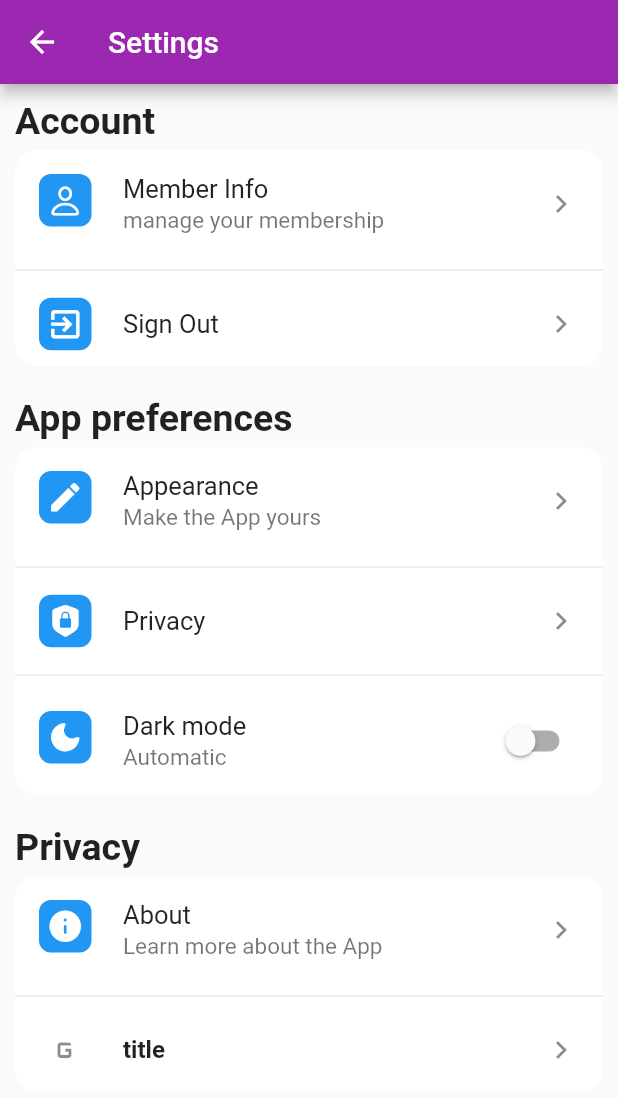
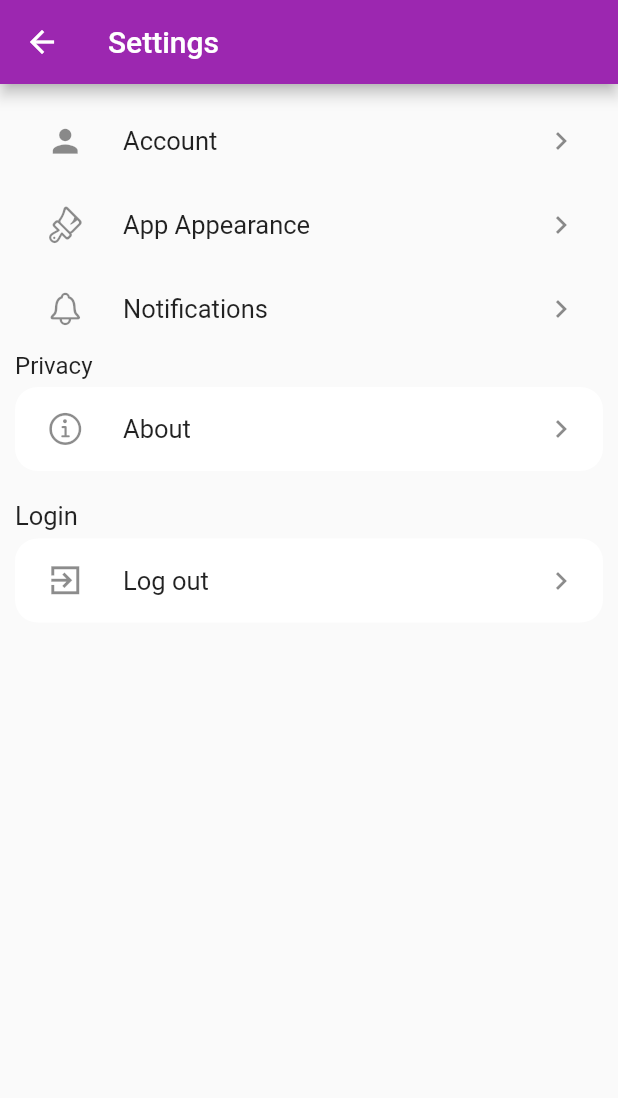
Before and after one commit to AltTheo/UOP_sports_V2.0, a Flutter app: the Settings screen opened directly, on a phone screen of 412 x 824 dp. Shown: the top 1098 px of the screen. Run offline on Flutter 3.47's test engine with Material 2 defaults, Android fonts, the phone set to English and light mode, and no system bars; drawn by our look-alikes of babstrap_settings_screen; our stand-ins replace firebase_auth, firebase_core; missing offline and left inert: booking_calendar, navbar_router, splash_view; accounts and stored records are empty.

Commit message:
fixed settings screen and activity screen,, removed splash screen

```diff
--- a/lib/screens/Activity.dart
+++ b/lib/screens/Activity.dart
@@ -1,13 +1,13 @@
 import 'package:flutter/material.dart';
 
 class Activity extends StatelessWidget {
+  static const String route = '/';
   const Activity({super.key});
 
   @override
   Widget build(BuildContext context) {
     return Scaffold(
         appBar: AppBar(
-          centerTitle: true,
           title: const Text('Activity'),
           backgroundColor: Colors.purple,
         ),
--- a/lib/screens/BookingScreen.dart
+++ b/lib/screens/BookingScreen.dart
@@ -110,12 +110,12 @@ class BookingScreenState extends State<BookingScreen> {
             itemBuilder: (BuildContext context, int index) {
               return GestureDetector(
                 onTap: () {
-                  NavbarNotifier.hideBottomNavBar = false;
                   navigate(
                     context,
                     BookingCalendarView.route,
                     isRootNavigator: false,
-                  ); // call click event
+                  ); //call click event
+                  NavbarNotifier.hideBottomNavBar = false;
                 },
                 child: Card(
                   color: Colors.purple,
--- a/lib/screens/SettingsScreen.dart
+++ b/lib/screens/SettingsScreen.dart
@@ -4,6 +4,7 @@ import 'package:flutter/material.dart';
 import 'package:flutter/rendering.dart';
 import 'package:navbar_router/navbar_router.dart';
 import 'package:sport_test/src/login.dart';
+import 'package:url_launcher/url_launcher.dart';
 
 class Settings extends StatefulWidget {
   static const String route = '/';
@@ -103,18 +104,11 @@ class _SettingsState extends State<Settings> {
       body: Padding(
         padding: const EdgeInsets.all(10),
         child: ListView(
-          controller:_scrollController,
+          controller: _scrollController,
           children: [
             // You can add a settings title
-            SettingsGroup(
-              settingsGroupTitle: "Account",
-              items: [
             SettingsItem(
-                  icons: CupertinoIcons.person,
-                  iconStyle: IconStyle(
-                      // backgroundColor: Colors.purple,
-                      withBackground: true,
-                      iconsColor: Colors.white),
+              icons: Icons.person_sharp,
               onTap: () {
                 NavbarNotifier.hideBottomNavBar = false;
                 navigate(
@@ -123,92 +117,58 @@ class _SettingsState extends State<Settings> {
                   isRootNavigator: false,
                 );
               },
-                  title: 'Member Info',
+              title: 'Account',
               titleStyle: const TextStyle(fontSize: 17),
-                  subtitle: 'manage your membership',
-                  subtitleStyle: const TextStyle(fontSize: 15),
             ),
             SettingsItem(
+              onTap: () {},
+              icons: CupertinoIcons.paintbrush,
+              title: 'App Appearance',
+              titleStyle: const TextStyle(fontSize: 17),
+            ),
+            SettingsItem(
+                icons: CupertinoIcons.bell,
+                title: 'Notifications',
+                titleStyle: const TextStyle(fontSize: 17),
+                onTap: () {}),
+            SettingsGroup(
+              settingsGroupTitle: 'Privacy',
+              settingsGroupTitleStyle: const TextStyle(fontSize: 16),
+              items: [
+                SettingsItem(
                   onTap: () {
-                    _showAction(context);
+                    NavbarNotifier.hideBottomNavBar = false;
+                    navigate(
+                      context,
+                      About.route,
+                      isRootNavigator: false,
+                    );
                   },
-                  icons: Icons.exit_to_app_outlined,
-                  iconStyle: IconStyle(
-                      // backgroundColor: Colors.purple,
-                      withBackground: true,
-                      iconsColor: Colors.white),
-                  title: "Sign Out",
+                  icons: CupertinoIcons.info,
+                  title: 'About',
                   titleStyle: const TextStyle(fontSize: 17),
                 ),
               ],
             ),
             SettingsGroup(
-              settingsGroupTitle: 'App preferences',
+                settingsGroupTitle: 'Login',
+                settingsGroupTitleStyle: const TextStyle(fontSize: 17),
                 items: [
                   SettingsItem(
-                  onTap: () {},
-                  icons: Icons.edit,
-                  iconStyle: IconStyle(
-                    iconsColor: Colors.white,
-                    withBackground: true,
-                    // backgroundColor: Colors.purple
-                  ),
-                  title: 'Appearance',
+                    icons: Icons.exit_to_app_sharp,
+                    onTap: () {
+                      NavbarNotifier.hideBottomNavBar = false;
+                      navigate(
+                        context,
+                        LoginScreen.route,
+                        isRootNavigator: false,
+                      );
+                    },
+                    title: 'Log out',
                     titleStyle: const TextStyle(fontSize: 17),
-                  subtitle: "Make the App yours",
                     subtitleStyle: const TextStyle(fontSize: 15),
                   ),
-                SettingsItem(
-                  onTap: () {},
-                  icons: CupertinoIcons.lock_shield_fill,
-                  iconStyle: IconStyle(
-                    iconsColor: Colors.white,
-                    withBackground: true,
-                    // backgroundColor: Colors.purple,
-                  ),
-                  title: 'Privacy',
-                  titleStyle: const TextStyle(fontSize: 17),
-                ),
-                SettingsItem(
-                  onTap: () {},
-                  icons: Icons.dark_mode_rounded,
-                  iconStyle: IconStyle(
-                    iconsColor: Colors.white,
-                    withBackground: true,
-                    // backgroundColor: Colors.purple,
-                  ),
-                  title: 'Dark mode',
-                  titleStyle: const TextStyle(fontSize: 17),
-                  subtitle: "Automatic",
-                  subtitleStyle: const TextStyle(fontSize: 15),
-                  trailing: Switch.adaptive(
-                    value: false,
-                    onChanged: (value) {
-                      setState() {
-                        isSwitched = value;
-                      }
-                    },
-                  ),
-                ),
-              ],
-            ),
-            SettingsGroup(
-              settingsGroupTitle: 'Privacy',
-              items: [
-                SettingsItem(
-                  onTap: () {},
-                  icons: Icons.info_rounded,
-                  iconStyle: IconStyle(
-                      // backgroundColor: Colors.purple,
-                      ),
-                  title: 'About',
-                  titleStyle: const TextStyle(fontSize: 17),
-                  subtitle: "Learn more about the App",
-                  subtitleStyle: const TextStyle(fontSize: 15),
-                ),
-                SettingsItem(icons: Icons.g_mobiledata, title: 'title', onTap: (){}),
-              ],
-            ),
+                ])
           ],
         ),
       ),
@@ -216,6 +176,7 @@ class _SettingsState extends State<Settings> {
   }
 }
 
+//action button class
 @immutable
 class ActionButton extends StatelessWidget {
   const ActionButton({
@@ -244,18 +205,73 @@ class ActionButton extends StatelessWidget {
   }
 }
 
+//Class for Accounts
 class Info extends StatelessWidget {
   static const String route = '/Settings/Info';
   const Info({super.key});
-
   @override
   Widget build(BuildContext context) {
     return Scaffold(
         appBar: AppBar(
-        title: const Text('User Profile'),
+          title: const Text('Account'),
           backgroundColor: Colors.purple,
-        centerTitle: true,
         ),
-    );
+        body: Padding(
+            padding: const EdgeInsets.all(10),
+            child: ListView(
+              children: [
+                SettingsItem(
+                  icons: CupertinoIcons.person_2,
+                  title: 'Member Info',
+                  titleStyle: const TextStyle(fontSize: 17),
+                  onTap: () {},
+                ),
+                SettingsItem(
+                    icons: CupertinoIcons.nosign,
+                    title: 'Cancel Membership',
+                    titleStyle: const TextStyle(fontSize: 17),
+                    onTap: () {})
+              ],
+            )));
   }
 }
+
+//Class for Privacy
+class About extends StatelessWidget {
+  static const String route = '/Settings/About';
+
+  const About({super.key});
+  @override
+  Widget build(BuildContext context) {
+    return Scaffold(
+        appBar: AppBar(
+          title: const Text('About'),
+          backgroundColor: Colors.purple,
+        ),
+        body: Padding(
+            padding: const EdgeInsets.all(10),
+            child: ListView(
+              children: [
+                SettingsItem(
+                  icons: Icons.remove_red_eye_rounded,
+                  title: 'Privacy Policy',
+                  titleStyle: const TextStyle(fontSize: 17),
+                  onTap: () async {
+                    final Uri url = Uri.parse(
+                        'https://stackoverflow.com/questions/72697570/warning-the-plugin-permission-handler-android-requires-android-sdk-version-33');
+                    if (await canLaunchUrl(url)) {
+                      await launchUrl(url);
+                    } else {
+                      throw 'Could not launch $url';
+                    }
+                  },
+                ),
+                SettingsItem(
+                    icons: CupertinoIcons.book,
+                    title: 'Terms of Use',
+                    titleStyle: const TextStyle(fontSize: 17),
+                    onTap: () {})
+              ],
+            )));
+  }
+}
--- a/lib/src/login.dart
+++ b/lib/src/login.dart
@@ -6,6 +6,7 @@ import 'package:sport_test/screens/registerScreen.dart';
 import 'package:sport_test/screens/reset.dart';
 
 class HomePage extends StatefulWidget {
+  static const String route = '/';
   const HomePage({super.key});
 
   @override
@@ -49,6 +50,7 @@ class HomePageState extends State<HomePage> {
 }
 
 class LoginScreen extends StatefulWidget {
+  static const String route = '/HomePage/Login';
   const LoginScreen({super.key});
 
   @override
--- a/pubspec.yaml
+++ b/pubspec.yaml
@@ -54,6 +54,7 @@ dependencies:
   curved_navigation_bar: ^1.0.3
   navbar_router: ^0.4.1
   splash_view: ^2.0.1
+  url_launcher: ^6.1.7
 
 dev_dependencies:
   flutter_test:
```
Also changed, not shown: lib/redundant files/Nav.dart (+105 -0 lines), lib/src/NavRouteBar.dart (+6 -2 lines), lib/src/main.dart (+16 -16 lines), pubspec.lock, 6 other files. Lines whose indentation alone changed are shown as unchanged.
